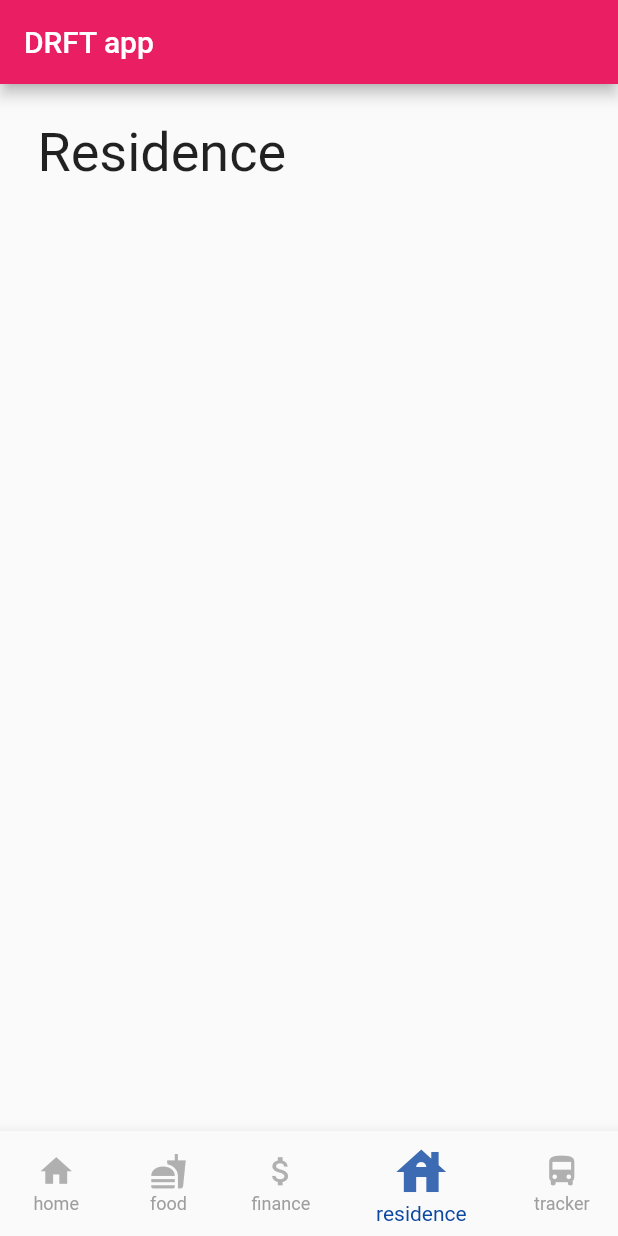
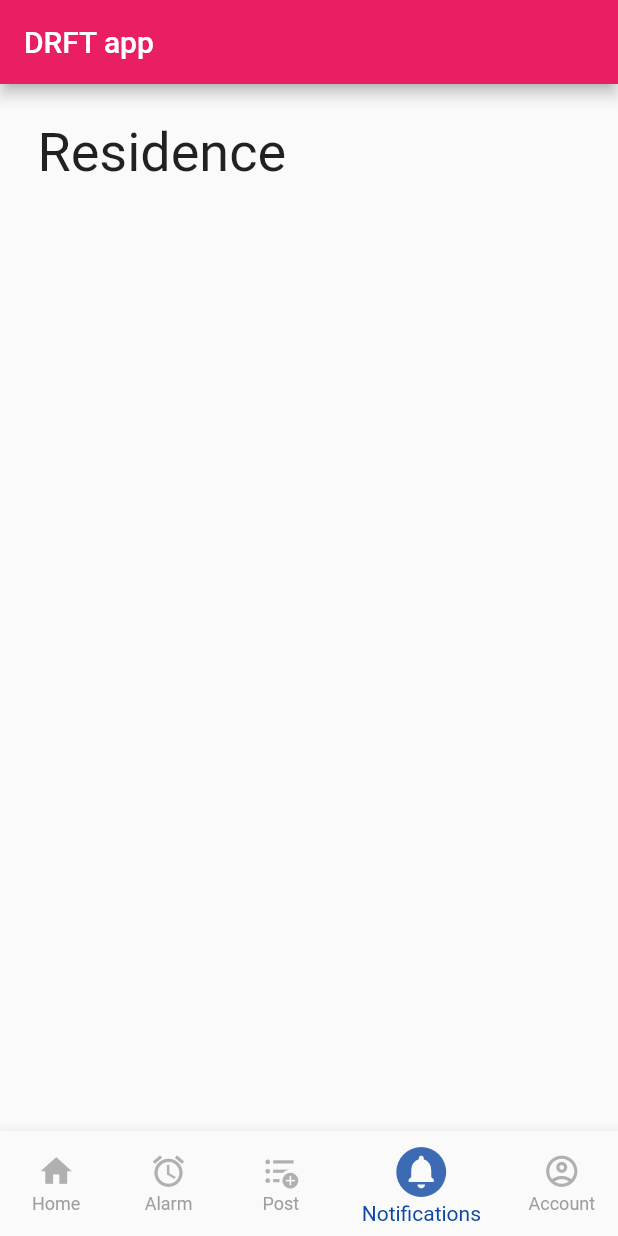
Before and after one commit to abhi-vachani/ToDoZzzz, a Flutter app: the screen it shows after launch, item 4 of the bottom bar chosen, on a phone screen of 412 x 824 dp. Run offline on Flutter 3.47's test engine with Material 2 defaults, Android fonts, the phone set to English and light mode, and no system bars.

Commit message:
changed ui interface

```diff
--- a/lib/main.dart
+++ b/lib/main.dart
@@ -48,15 +48,15 @@ class MyAppState extends State<MyApp> {
                 });
               },
               items: [
-                BottomNavigationBarItem(icon: Icon(Icons.home), label: 'home'),
+                BottomNavigationBarItem(icon: Icon(Icons.home), label: 'Home'),
                 BottomNavigationBarItem(
-                    icon: Icon(Icons.fastfood), label: 'food'),
+                    icon: Icon(Icons.access_alarm), label: 'Alarm'),
                 BottomNavigationBarItem(
-                    icon: Icon(Icons.attach_money), label: 'finance'),
+                    icon: Icon(Icons.format_list_bulleted_add), label: 'Post'),
                 BottomNavigationBarItem(
-                    icon: Icon(Icons.house), label: 'residence'),
+                    icon: Icon(Icons.circle_notifications), label: 'Notifications'),
                 BottomNavigationBarItem(
-                    icon: Icon(Icons.directions_bus), label: 'tracker'),
+                    icon: Icon(Icons.account_circle_outlined), label: 'Account'),
               ],
             )));
   }
```
